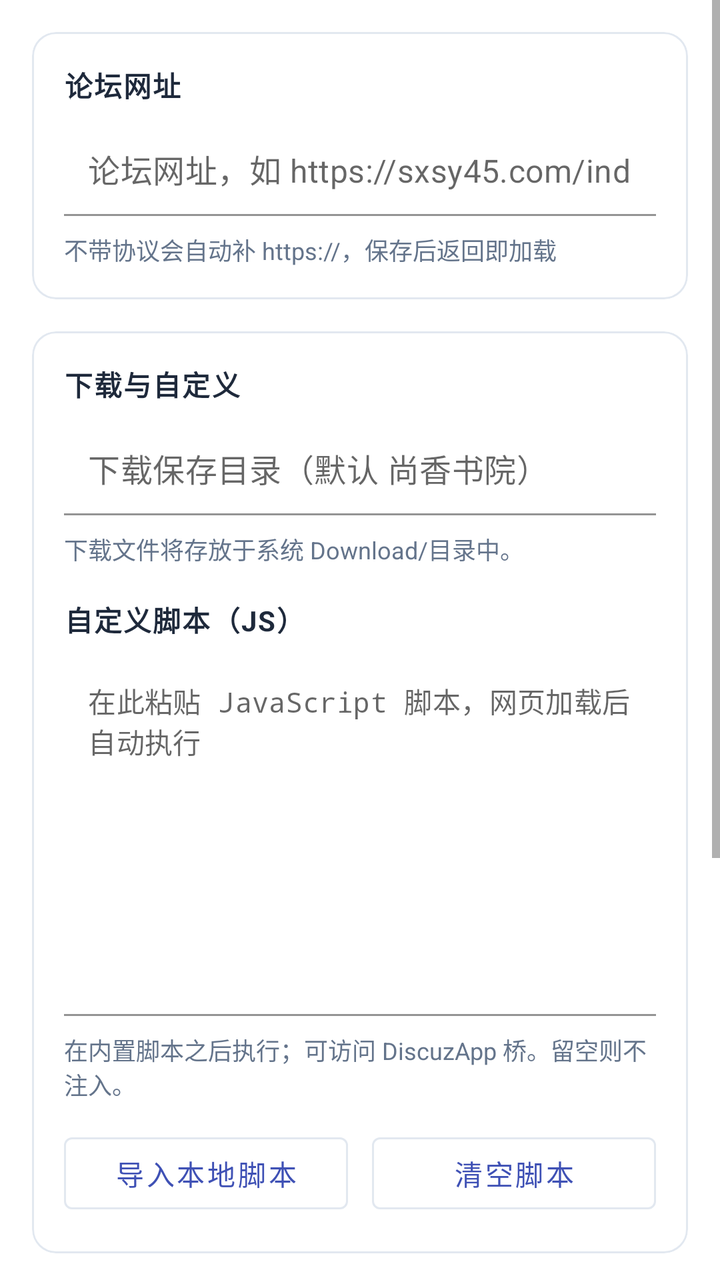
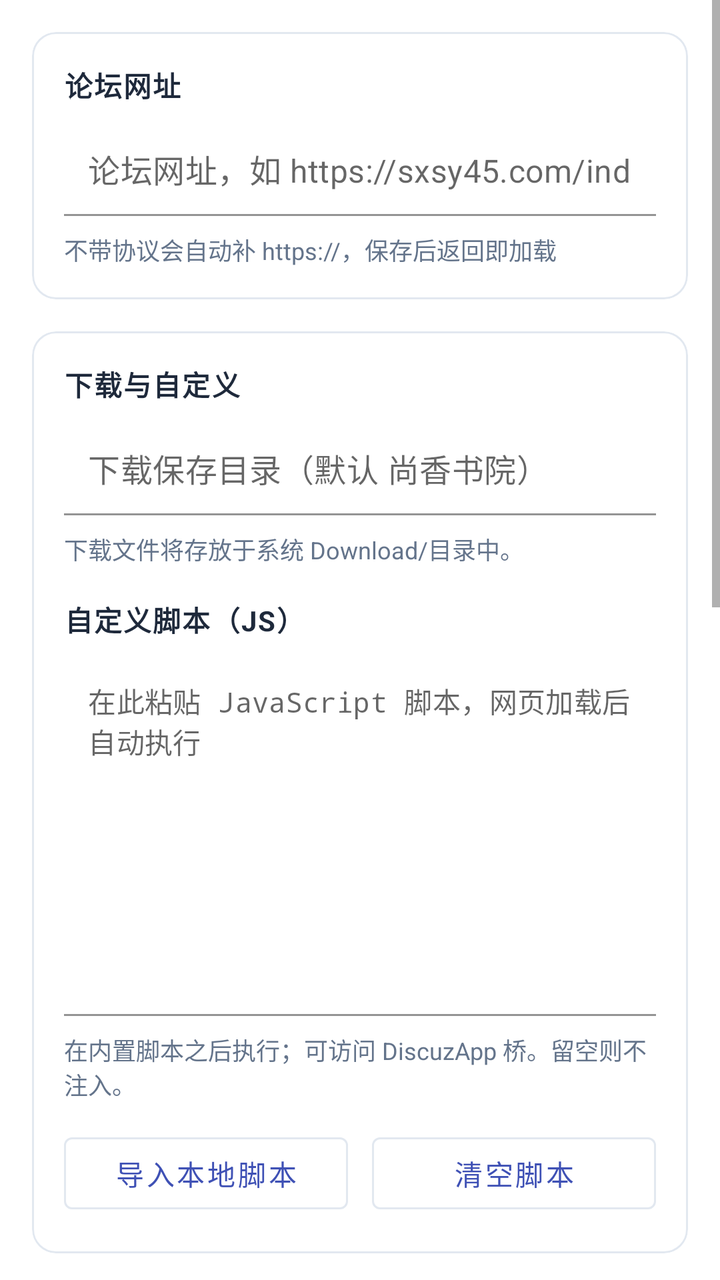

The first picture is an Android layout as it rendered before a commit; the second is the same layout after the commit. The layout source and the unified diff follow.
<!-- AndroidManifest.xml: application theme Theme.SXSYReader -->
<!-- res/layout/activity_settings.xml -->
<ScrollView xmlns:android="http://schemas.android.com/apk/res/android"
    xmlns:app="http://schemas.android.com/apk/res-auto"
    android:layout_width="match_parent"
    android:layout_height="match_parent"
    android:background="#FFFFFF"
    android:fillViewport="true">

    <LinearLayout
        android:layout_width="match_parent"
        android:layout_height="wrap_content"
        android:orientation="vertical"
        android:padding="16dp">

        <com.google.android.material.card.MaterialCardView
            android:layout_width="match_parent"
            android:layout_height="wrap_content"
            android:layout_marginBottom="16dp"
            app:cardCornerRadius="12dp"
            app:cardElevation="0dp"
            app:strokeColor="#E2E8F0"
            app:strokeWidth="1dp">

            <LinearLayout
                android:layout_width="match_parent"
                android:layout_height="wrap_content"
                android:orientation="vertical"
                android:padding="16dp">

                <TextView
                    android:layout_width="wrap_content"
                    android:layout_height="wrap_content"
                    android:text="论坛网址"
                    android:textColor="#1E293B"
                    android:textStyle="bold"
                    android:textSize="14sp"
                    android:textAllCaps="true"
                    android:letterSpacing="0.05"
                    android:layout_marginBottom="8dp"/>

                <com.google.android.material.textfield.TextInputLayout
                    android:layout_width="match_parent"
                    android:layout_height="wrap_content"
                    app:hintEnabled="false">

                    <com.google.android.material.textfield.TextInputEditText
                        android:id="@+id/etUrl"
                        android:layout_width="match_parent"
                        android:layout_height="wrap_content"
                        android:hint="论坛网址，如 https://sxsy45.com/index.php"
                        android:textColor="#1E293B"
                        android:textSize="16sp"
                        android:background="#FFFFFF"
                        android:padding="12dp"
                        android:inputType="textUri"
                        android:maxLines="1" />
                </com.google.android.material.textfield.TextInputLayout>

                <TextView
                    android:layout_width="wrap_content"
                    android:layout_height="wrap_content"
                    android:layout_marginTop="8dp"
                    android:text="不带协议会自动补 https://，保存后返回即加载"
                    android:textColor="#64748B"
                    android:textSize="12sp" />
            </LinearLayout>
        </com.google.android.material.card.MaterialCardView>

        <com.google.android.material.card.MaterialCardView
            android:layout_width="match_parent"
            android:layout_height="wrap_content"
            android:layout_marginBottom="16dp"
            app:cardCornerRadius="12dp"
            app:cardElevation="0dp"
            app:strokeColor="#E2E8F0"
            app:strokeWidth="1dp">

            <LinearLayout
                android:layout_width="match_parent"
                android:layout_height="wrap_content"
                android:orientation="vertical"
                android:padding="16dp">

                <TextView
                    android:layout_width="wrap_content"
                    android:layout_height="wrap_content"
                    android:text="下载与自定义"
                    android:textColor="#1E293B"
                    android:textStyle="bold"
                    android:textSize="14sp"
                    android:textAllCaps="true"
                    android:letterSpacing="0.05"
                    android:layout_marginBottom="8dp"/>

                <com.google.android.material.textfield.TextInputLayout
                    android:layout_width="match_parent"
                    android:layout_height="wrap_content"
                    app:hintEnabled="false">

                    <com.google.android.material.textfield.TextInputEditText
                        android:id="@+id/etDownloadDir"
                        android:layout_width="match_parent"
                        android:layout_height="wrap_content"
                        android:hint="下载保存目录（默认 尚香书院）"
                        android:textColor="#1E293B"
                        android:textSize="16sp"
                        android:background="#FFFFFF"
                        android:padding="12dp"
                        android:inputType="text"
                        android:maxLines="1" />
                </com.google.android.material.textfield.TextInputLayout>

                <TextView
                    android:layout_width="wrap_content"
                    android:layout_height="wrap_content"
                    android:layout_marginTop="8dp"
                    android:text="下载文件将存放于系统 Download/目录中。"
                    android:textColor="#64748B"
                    android:textSize="12sp" />

                <TextView
                    android:layout_width="wrap_content"
                    android:layout_height="wrap_content"
                    android:layout_marginTop="16dp"
                    android:text="自定义脚本（JS）"
                    android:textColor="#1E293B"
                    android:textStyle="bold"
                    android:textSize="14sp"
                    android:textAllCaps="true"
                    android:letterSpacing="0.05"
                    android:layout_marginBottom="8dp"/>

                <com.google.android.material.textfield.TextInputLayout
                    android:layout_width="match_parent"
                    android:layout_height="wrap_content"
                    app:hintEnabled="false">

                    <com.google.android.material.textfield.TextInputEditText
                        android:id="@+id/etCustomJs"
                        android:layout_width="match_parent"
                        android:layout_height="180dp"
                        android:background="#FFFFFF"
                        android:fontFamily="monospace"
                        android:gravity="top|start"
                        android:hint="在此粘贴 JavaScript 脚本，网页加载后自动执行"
                        android:padding="12dp"
                        android:scrollbars="vertical"
                        android:scrollHorizontally="false"
                        android:textColor="#1E293B"
                        android:textSize="14sp" />
                </com.google.android.material.textfield.TextInputLayout>

                <TextView
                    android:layout_width="wrap_content"
                    android:layout_height="wrap_content"
                    android:layout_marginTop="8dp"
                    android:text="在内置脚本之后执行；可访问 DiscuzApp 桥。留空则不注入。"
                    android:textColor="#64748B"
                    android:textSize="12sp" />

                <LinearLayout
                    android:layout_width="match_parent"
                    android:layout_height="wrap_content"
                    android:layout_marginTop="12dp"
                    android:orientation="horizontal">

                    <com.google.android.material.button.MaterialButton
                        android:id="@+id/btnImportScript"
                        android:layout_width="0dp"
                        android:layout_height="wrap_content"
                        android:layout_weight="1"
                        android:text="导入本地脚本"
                        app:strokeColor="#E2E8F0"
                        style="@style/Widget.MaterialComponents.Button.OutlinedButton" />

                    <Space
                        android:layout_width="12dp"
                        android:layout_height="1dp" />

                    <com.google.android.material.button.MaterialButton
                        android:id="@+id/btnClearScript"
                        android:layout_width="0dp"
                        android:layout_height="wrap_content"
                        android:layout_weight="1"
                        android:text="清空脚本"
                        app:strokeColor="#E2E8F0"
                        style="@style/Widget.MaterialComponents.Button.OutlinedButton" />
                </LinearLayout>
            </LinearLayout>
        </com.google.android.material.card.MaterialCardView>

        <com.google.android.material.card.MaterialCardView
            android:layout_width="match_parent"
            android:layout_height="wrap_content"
            android:layout_marginBottom="16dp"
            app:cardCornerRadius="12dp"
            app:cardElevation="0dp"
            app:strokeColor="#E2E8F0"
            app:strokeWidth="1dp">

            <LinearLayout
                android:layout_width="match_parent"
                android:layout_height="wrap_content"
                android:orientation="vertical"
                android:padding="16dp">

                <TextView
                    android:layout_width="wrap_content"
                    android:layout_height="wrap_content"
                    android:text="浏览数据"
                    android:textColor="#1E293B"
                    android:textStyle="bold"
                    android:textSize="14sp"
                    android:textAllCaps="true"
                    android:letterSpacing="0.05"
                    android:layout_marginBottom="8dp"/>

                <LinearLayout
                    android:id="@+id/retentionRow"
                    android:layout_width="match_parent"
                    android:layout_height="wrap_content"
                    android:orientation="horizontal"
                    android:gravity="center_vertical"
                    android:paddingTop="12dp"
                    android:paddingBottom="12dp"
                    android:clickable="true"
                    android:focusable="true"
                    android:background="?attr/selectableItemBackground">

                    <TextView
                        android:layout_width="0dp"
                        android:layout_height="wrap_content"
                        android:layout_weight="1"
                        android:text="历史记录保留时长"
                        android:textColor="#1E293B"
                        android:textSize="16sp" />

                    <TextView
                        android:id="@+id/tvRetention"
                        android:layout_width="wrap_content"
                        android:layout_height="wrap_content"
                        android:text="不自动删除"
                        android:textColor="#64748B"
                        android:textSize="14sp" />
                </LinearLayout>

                <TextView
                    android:layout_width="wrap_content"
                    android:layout_height="wrap_content"
                    android:layout_marginBottom="8dp"
                    android:text="超过时长的历史记录将自动删除"
                    android:textColor="#64748B"
                    android:textSize="12sp" />

                <com.google.android.material.button.MaterialButton
                    android:id="@+id/btnClearCache"
                    android:layout_width="match_parent"
                    android:layout_height="wrap_content"
                    android:text="清除缓存与浏览数据"
                    app:strokeColor="#E2E8F0"
                    style="@style/Widget.MaterialComponents.Button.OutlinedButton" />

                <TextView
                    android:layout_width="wrap_content"
                    android:layout_height="wrap_content"
                    android:layout_marginTop="8dp"
                    android:text="清空网页缓存、Cookie 与登录状态（不影响已下载的文件）"
                    android:textColor="#64748B"
                    android:textSize="12sp" />
            </LinearLayout>
        </com.google.android.material.card.MaterialCardView>

        <LinearLayout
            android:layout_width="match_parent"
            android:layout_height="wrap_content"
            android:layout_marginTop="8dp"
            android:orientation="horizontal">

            <com.google.android.material.button.MaterialButton
                android:id="@+id/btnReset"
                android:layout_width="0dp"
                android:layout_height="wrap_content"
                android:layout_weight="1"
                android:text="重置"
                app:strokeColor="#E2E8F0"
                style="@style/Widget.MaterialComponents.Button.OutlinedButton" />

            <Space
                android:layout_width="16dp"
                android:layout_height="1dp" />

            <com.google.android.material.button.MaterialButton
                android:id="@+id/btnSave"
                android:layout_width="0dp"
                android:layout_height="wrap_content"
                android:layout_weight="2"
                android:text="保存设置" />
        </LinearLayout>
    </LinearLayout>
</ScrollView>
<!-- resources referenced by this layout -->
<resources>
  <style name="Theme.SXSYReader" parent="Theme.MaterialComponents.Light.NoActionBar">
          <item name="colorPrimary">@color/primary</item>
          <item name="colorPrimaryDark">@color/primary_dark</item>
          <item name="colorAccent">@color/accent</item>
          <item name="android:statusBarColor">@color/primary_dark</item>
          <item name="android:windowBackground">@android:color/white</item>
          <item name="android:textColor">#212121</item>
          <item name="popupMenuStyle">@style/PopupMenu</item>
      </style>
  <color name="primary">#3F51B5</color>
  <color name="primary_dark">#303F9F</color>
  <color name="accent">#FF5722</color>
  <style name="PopupMenu" parent="Widget.MaterialComponents.PopupMenu">
          <item name="android:popupBackground">@android:color/white</item>
          <item name="android:textColor">#212121</item>
      </style>
</resources>

<!-- the commit's change to res/layout/activity_settings.xml (unified diff, before → after) -->
@@ -206,6 +206,90 @@
                 <TextView
                     android:layout_width="wrap_content"
                     android:layout_height="wrap_content"
+                    android:text="下载命名脚本"
+                    android:textColor="#1E293B"
+                    android:textStyle="bold"
+                    android:textSize="14sp"
+                    android:textAllCaps="true"
+                    android:letterSpacing="0.05"
+                    android:layout_marginBottom="8dp"/>
+
+                <com.google.android.material.textfield.TextInputLayout
+                    android:layout_width="match_parent"
+                    android:layout_height="wrap_content"
+                    app:hintEnabled="false">
+
+                    <com.google.android.material.textfield.TextInputEditText
+                        android:id="@+id/etNameScript"
+                        android:layout_width="match_parent"
+                        android:layout_height="180dp"
+                        android:background="#FFFFFF"
+                        android:fontFamily="monospace"
+                        android:gravity="top|start"
+                        android:hint="用 return 返回文件名，可用 v.attach / v.book / v.chapter / v.title"
+                        android:padding="12dp"
+                        android:scrollbars="vertical"
+                        android:textColor="#1E293B"
+                        android:textSize="14sp" />
+                </com.google.android.material.textfield.TextInputLayout>
+
+                <TextView
+                    android:layout_width="wrap_content"
+                    android:layout_height="wrap_content"
+                    android:layout_marginTop="8dp"
+                    android:text="对每个附件跑一次，用 return 返回文件名（不带扩展名，扩展名自动补）。站点标记 [sxsy.org] / soushu2025.com / @ 永远会被去掉。返回空则回退到「附件名 或 书名（章节）」。"
+                    android:textColor="#64748B"
+                    android:textSize="12sp" />
+
+                <LinearLayout
+                    android:layout_width="match_parent"
+                    android:layout_height="wrap_content"
+                    android:layout_marginTop="12dp"
+                    android:orientation="horizontal">
+
+                    <com.google.android.material.button.MaterialButton
+                        android:id="@+id/btnImportNameScript"
+                        android:layout_width="0dp"
+                        android:layout_height="wrap_content"
+                        android:layout_weight="1"
+                        android:text="导入脚本"
+                        app:strokeColor="#E2E8F0"
+                        style="@style/Widget.MaterialComponents.Button.OutlinedButton" />
+
+                    <Space
+                        android:layout_width="12dp"
+                        android:layout_height="1dp" />
+
+                    <com.google.android.material.button.MaterialButton
+                        android:id="@+id/btnResetNameScript"
+                        android:layout_width="0dp"
+                        android:layout_height="wrap_content"
+                        android:layout_weight="1"
+                        android:text="恢复默认"
+                        app:strokeColor="#E2E8F0"
+                        style="@style/Widget.MaterialComponents.Button.OutlinedButton" />
+                </LinearLayout>
+            </LinearLayout>
+        </com.google.android.material.card.MaterialCardView>
+
+        <com.google.android.material.card.MaterialCardView
+            android:layout_width="match_parent"
+            android:layout_height="wrap_content"
+            android:layout_marginBottom="16dp"
+            app:cardCornerRadius="12dp"
+            app:cardElevation="0dp"
+            app:strokeColor="#E2E8F0"
+            app:strokeWidth="1dp">
+
+            <LinearLayout
+                android:layout_width="match_parent"
+                android:layout_height="wrap_content"
+                android:orientation="vertical"
+                android:padding="16dp">
+
+                <TextView
+                    android:layout_width="wrap_content"
+                    android:layout_height="wrap_content"
                     android:text="浏览数据"
                     android:textColor="#1E293B"
                     android:textStyle="bold"
